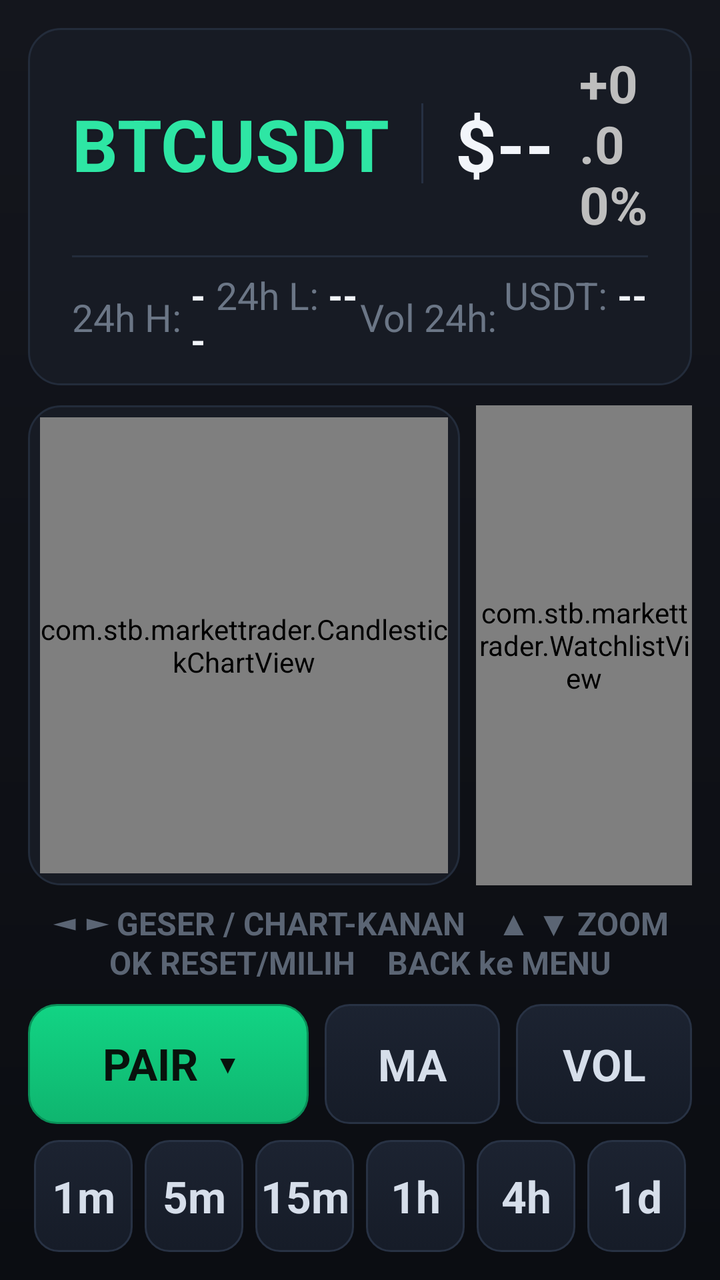
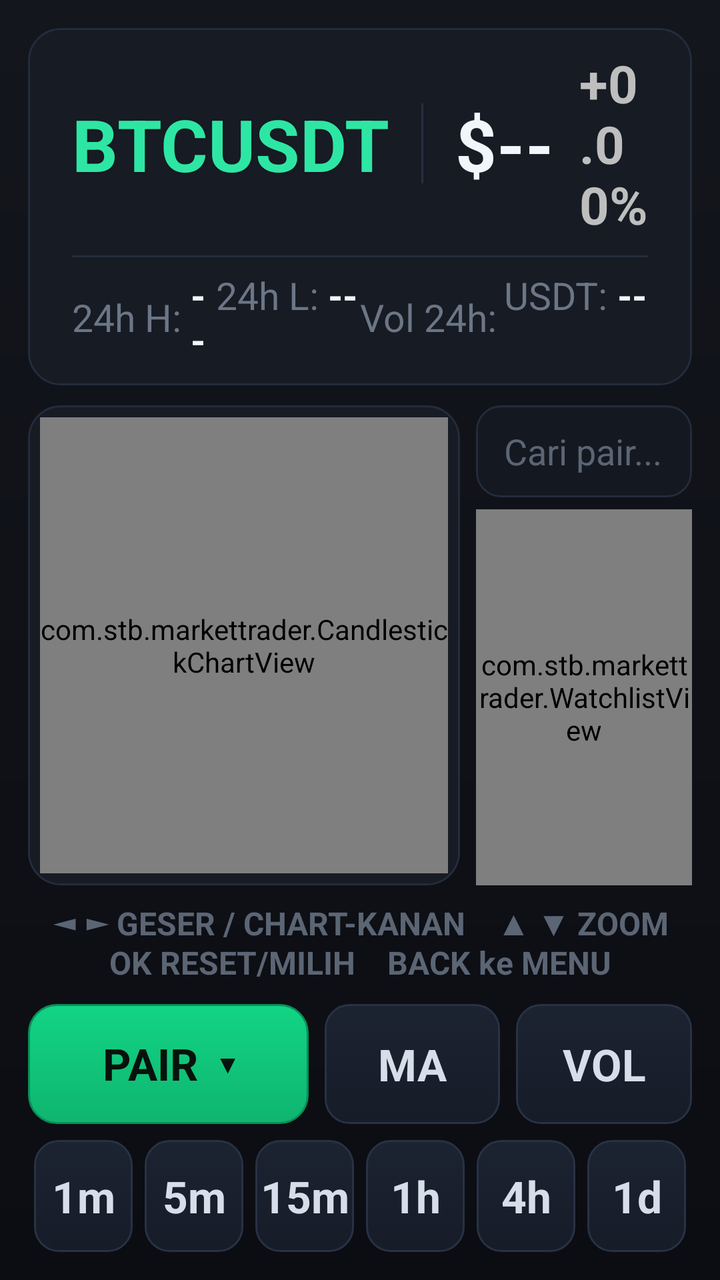

An Android layout rendered at two revisions. The XML below is the earlier revision; the diff shows what the commit changed to produce the second picture.
<!-- AndroidManifest.xml: application theme AppTheme -->
<!-- res/layout/activity_main.xml -->
<?xml version="1.0" encoding="utf-8"?>
<LinearLayout xmlns:android="http://schemas.android.com/apk/res/android"
    android:layout_width="match_parent"
    android:layout_height="match_parent"
    android:orientation="vertical"
    android:background="@drawable/bg_root"
    android:padding="14dp">

    <LinearLayout
        android:layout_width="match_parent"
        android:layout_height="wrap_content"
        android:orientation="vertical"
        android:background="@drawable/bg_card"
        android:paddingLeft="22dp"
        android:paddingRight="22dp"
        android:paddingTop="10dp"
        android:paddingBottom="10dp">

        <LinearLayout
            android:layout_width="match_parent"
            android:layout_height="wrap_content"
            android:orientation="horizontal"
            android:gravity="center_vertical">

            <TextView
                android:id="@+id/symbol"
                android:layout_width="wrap_content"
                android:layout_height="wrap_content"
                android:text="BTCUSDT"
                android:textColor="#2EE6A4"
                android:textSize="36sp"
                android:textStyle="bold"
                android:shadowColor="#20000000"
                android:shadowDx="1"
                android:shadowDy="1"
                android:shadowRadius="2" />

            <View
                android:layout_width="1dp"
                android:layout_height="40dp"
                android:layout_marginLeft="16dp"
                android:layout_marginRight="16dp"
                android:background="#263042" />

            <TextView
                android:id="@+id/price"
                android:layout_width="wrap_content"
                android:layout_height="wrap_content"
                android:text="$--"
                android:textColor="#F2F5FA"
                android:textSize="36sp"
                android:textStyle="bold" />

            <TextView
                android:layout_width="wrap_content"
                android:layout_height="wrap_content"
                android:text="  "
                android:textSize="26sp" />

            <TextView
                android:id="@+id/change"
                android:layout_width="wrap_content"
                android:layout_height="wrap_content"
                android:text="+0.00%"
                android:textSize="26sp"
                android:textStyle="bold" />

            <View
                android:layout_width="0dp"
                android:layout_height="1dp"
                android:layout_weight="1" />

            <Button
                android:id="@+id/btn_update"
                android:layout_width="wrap_content"
                android:layout_height="46dp"
                android:minWidth="120dp"
                android:text=" UPDATE "
                android:textSize="17sp"
                android:textStyle="bold"
                android:textColor="@color/btn_pair_text"
                android:background="@drawable/btn_update"
                android:focusable="true"
                android:stateListAnimator="@null"
                android:paddingLeft="14dp"
                android:paddingRight="14dp" />

            <View
                android:layout_width="10dp"
                android:layout_height="1dp" />

            <TextView
                android:id="@+id/conn"
                android:layout_width="wrap_content"
                android:layout_height="wrap_content"
                android:text="menghubungkan..."
                android:textColor="#6B7686"
                android:textSize="16sp" />
        </LinearLayout>

        <LinearLayout
            android:layout_width="match_parent"
            android:layout_height="wrap_content"
            android:orientation="horizontal"
            android:layout_marginTop="8dp">
            <View
                android:layout_width="match_parent"
                android:layout_height="1dp"
                android:background="#232C3B" />
        </LinearLayout>

        <LinearLayout
            android:layout_width="match_parent"
            android:layout_height="wrap_content"
            android:orientation="horizontal"
            android:layout_marginTop="6dp">

            <LinearLayout
                android:layout_width="0dp"
                android:layout_height="wrap_content"
                android:layout_weight="1"
                android:orientation="horizontal"
                android:gravity="center_vertical">
                <TextView
                    android:layout_width="wrap_content"
                    android:layout_height="wrap_content"
                    android:text="24h H: "
                    android:textColor="#6B7686"
                    android:textSize="19sp" />
                <TextView
                    android:id="@+id/tv_high"
                    android:layout_width="wrap_content"
                    android:layout_height="wrap_content"
                    android:text="--"
                    android:textColor="#F2F5FA"
                    android:textSize="19sp"
                    android:textStyle="bold" />
            </LinearLayout>

            <LinearLayout
                android:layout_width="0dp"
                android:layout_height="wrap_content"
                android:layout_weight="1"
                android:orientation="horizontal"
                android:gravity="center_vertical">
                <TextView
                    android:layout_width="wrap_content"
                    android:layout_height="wrap_content"
                    android:text="24h L: "
                    android:textColor="#6B7686"
                    android:textSize="19sp" />
                <TextView
                    android:id="@+id/tv_low"
                    android:layout_width="wrap_content"
                    android:layout_height="wrap_content"
                    android:text="--"
                    android:textColor="#F2F5FA"
                    android:textSize="19sp"
                    android:textStyle="bold" />
            </LinearLayout>

            <LinearLayout
                android:layout_width="0dp"
                android:layout_height="wrap_content"
                android:layout_weight="1"
                android:orientation="horizontal"
                android:gravity="center_vertical">
                <TextView
                    android:layout_width="wrap_content"
                    android:layout_height="wrap_content"
                    android:text="Vol 24h: "
                    android:textColor="#6B7686"
                    android:textSize="19sp" />
                <TextView
                    android:id="@+id/tv_vol"
                    android:layout_width="wrap_content"
                    android:layout_height="wrap_content"
                    android:text="--"
                    android:textColor="#F2F5FA"
                    android:textSize="19sp"
                    android:textStyle="bold" />
            </LinearLayout>

            <LinearLayout
                android:layout_width="0dp"
                android:layout_height="wrap_content"
                android:layout_weight="1"
                android:orientation="horizontal"
                android:gravity="center_vertical">
                <TextView
                    android:layout_width="wrap_content"
                    android:layout_height="wrap_content"
                    android:text="USDT: "
                    android:textColor="#6B7686"
                    android:textSize="19sp" />
                <TextView
                    android:id="@+id/tv_qvol"
                    android:layout_width="wrap_content"
                    android:layout_height="wrap_content"
                    android:text="--"
                    android:textColor="#F2F5FA"
                    android:textSize="19sp"
                    android:textStyle="bold" />
            </LinearLayout>
        </LinearLayout>
    </LinearLayout>

    <LinearLayout
        android:layout_width="match_parent"
        android:layout_height="0dp"
        android:layout_weight="1"
        android:orientation="horizontal"
        android:layout_marginTop="10dp">

        <FrameLayout
            android:layout_width="0dp"
            android:layout_height="match_parent"
            android:layout_weight="2"
            android:background="@drawable/bg_card">

            <com.stb.markettrader.CandlestickChartView
                android:id="@+id/chart"
                android:layout_width="match_parent"
                android:layout_height="match_parent"
                android:layout_margin="6dp"
                android:focusable="true"
                android:focusableInTouchMode="true"
                android:nextFocusDown="@id/btn_pair"
                android:nextFocusLeft="@id/watchlist"
                android:nextFocusRight="@id/watchlist" />
        </FrameLayout>

        <View
            android:layout_width="8dp"
            android:layout_height="1dp" />

        <com.stb.markettrader.WatchlistView
            android:id="@+id/watchlist"
            android:layout_width="0dp"
            android:layout_height="match_parent"
            android:layout_weight="1"
            android:background="@drawable/bg_card"
            android:focusable="true"
            android:focusableInTouchMode="true"
            android:nextFocusLeft="@id/chart"
            android:nextFocusUp="@id/btn_update"
            android:nextFocusDown="@id/btn_pair" />
    </LinearLayout>

    <TextView
        android:layout_width="match_parent"
        android:layout_height="wrap_content"
        android:layout_marginTop="8dp"
        android:gravity="center"
        android:text="◄ ► GESER / CHART-KANAN    ▲ ▼ ZOOM    OK RESET/MILIH    BACK ke MENU"
        android:textColor="#5B6574"
        android:textSize="16sp"
        android:textStyle="bold" />

    <LinearLayout
        android:layout_width="match_parent"
        android:layout_height="wrap_content"
        android:orientation="horizontal"
        android:gravity="center_vertical"
        android:paddingTop="10dp"
        android:focusable="true">

        <Button
            android:id="@+id/btn_pair"
            android:layout_width="0dp"
            android:layout_weight="1.6"
            android:layout_height="60dp"
            android:text="PAIR  ▾"
            android:textSize="22sp"
            android:textStyle="bold"
            android:textColor="@color/btn_pair_text"
            android:background="@drawable/btn_pair"
            android:focusable="true"
            android:nextFocusUp="@id/chart"
            android:stateListAnimator="@null" />

        <Button
            android:id="@+id/btn_ind"
            android:layout_width="0dp"
            android:layout_weight="1"
            android:layout_height="60dp"
            android:text="MA"
            android:textSize="22sp"
            android:textStyle="bold"
            android:textColor="@color/tf_text"
            android:background="@drawable/btn_tf"
            android:focusable="true"
            android:nextFocusUp="@id/chart"
            android:stateListAnimator="@null"
            android:layout_marginLeft="8dp" />

        <Button
            android:id="@+id/btn_sub"
            android:layout_width="0dp"
            android:layout_weight="1"
            android:layout_height="60dp"
            android:text="VOL"
            android:textSize="22sp"
            android:textStyle="bold"
            android:textColor="@color/tf_text"
            android:background="@drawable/btn_tf"
            android:focusable="true"
            android:nextFocusUp="@id/chart"
            android:stateListAnimator="@null"
            android:layout_marginLeft="8dp" />
    </LinearLayout>

    <LinearLayout
        android:layout_width="match_parent"
        android:layout_height="wrap_content"
        android:orientation="horizontal"
        android:gravity="center_vertical"
        android:paddingTop="8dp"
        android:focusable="true">

        <Button
            android:id="@+id/tf_1m"
            android:layout_width="0dp"
            android:layout_height="56dp"
            android:layout_weight="1"
            android:text="1m"
            android:textSize="22sp"
            android:textStyle="bold"
            android:textColor="@color/tf_text"
            android:background="@drawable/btn_tf"
            android:focusable="true"
            android:nextFocusUp="@id/btn_pair"
            android:stateListAnimator="@null"
            android:layout_marginLeft="3dp"
            android:layout_marginRight="3dp" />

        <Button
            android:id="@+id/tf_5m"
            android:layout_width="0dp"
            android:layout_height="56dp"
            android:layout_weight="1"
            android:text="5m"
            android:textSize="22sp"
            android:textStyle="bold"
            android:textColor="@color/tf_text"
            android:background="@drawable/btn_tf"
            android:focusable="true"
            android:nextFocusUp="@id/btn_pair"
            android:stateListAnimator="@null"
            android:layout_marginLeft="3dp"
            android:layout_marginRight="3dp" />

        <Button
            android:id="@+id/tf_15m"
            android:layout_width="0dp"
            android:layout_height="56dp"
            android:layout_weight="1"
            android:text="15m"
            android:textSize="22sp"
            android:textStyle="bold"
            android:textColor="@color/tf_text"
            android:background="@drawable/btn_tf"
            android:focusable="true"
            android:nextFocusUp="@id/btn_pair"
            android:stateListAnimator="@null"
            android:layout_marginLeft="3dp"
            android:layout_marginRight="3dp" />

        <Button
            android:id="@+id/tf_1h"
            android:layout_width="0dp"
            android:layout_height="56dp"
            android:layout_weight="1"
            android:text="1h"
            android:textSize="22sp"
            android:textStyle="bold"
            android:textColor="@color/tf_text"
            android:background="@drawable/btn_tf"
            android:focusable="true"
            android:nextFocusUp="@id/btn_pair"
            android:stateListAnimator="@null"
            android:layout_marginLeft="3dp"
            android:layout_marginRight="3dp" />

        <Button
            android:id="@+id/tf_4h"
            android:layout_width="0dp"
            android:layout_height="56dp"
            android:layout_weight="1"
            android:text="4h"
            android:textSize="22sp"
            android:textStyle="bold"
            android:textColor="@color/tf_text"
            android:background="@drawable/btn_tf"
            android:focusable="true"
            android:nextFocusUp="@id/btn_pair"
            android:stateListAnimator="@null"
            android:layout_marginLeft="3dp"
            android:layout_marginRight="3dp" />

        <Button
            android:id="@+id/tf_1d"
            android:layout_width="0dp"
            android:layout_height="56dp"
            android:layout_weight="1"
            android:text="1d"
            android:textSize="22sp"
            android:textStyle="bold"
            android:textColor="@color/tf_text"
            android:background="@drawable/btn_tf"
            android:focusable="true"
            android:nextFocusUp="@id/btn_pair"
            android:stateListAnimator="@null"
            android:layout_marginLeft="3dp"
            android:layout_marginRight="3dp" />
    </LinearLayout>

</LinearLayout>
<!-- resources referenced by this layout -->
<resources>
  <!-- drawable bg_card (drawable) -->
  <?xml version="1.0" encoding="utf-8"?>
  <shape xmlns:android="http://schemas.android.com/apk/res/android" android:shape="rectangle">
      <solid android:color="#171B24" />
      <corners android:radius="16dp" />
      <stroke
          android:width="1dp"
          android:color="#232C3B" />
  </shape>
  <!-- drawable bg_root (drawable) -->
  <?xml version="1.0" encoding="utf-8"?>
  <shape xmlns:android="http://schemas.android.com/apk/res/android" android:shape="rectangle">
      <gradient
          android:startColor="#14161D"
          android:endColor="#0B0D12"
          android:angle="270" />
  </shape>
  <!-- drawable btn_update (drawable) -->
  <?xml version="1.0" encoding="utf-8"?>
  <selector xmlns:android="http://schemas.android.com/apk/res/android">
      <item android:state_pressed="true">
          <shape android:shape="rectangle">
              <solid android:color="#1B4D8C" />
              <corners android:radius="12dp" />
          </shape>
      </item>
      <item android:state_focused="true">
          <shape android:shape="rectangle">
              <gradient
                  android:startColor="#2E7CE4"
                  android:endColor="#2466C4"
                  android:angle="270" />
              <corners android:radius="12dp" />
              <stroke
                  android:width="2dp"
                  android:color="#A9D0FF" />
          </shape>
      </item>
      <item>
          <shape android:shape="rectangle">
              <gradient
                  android:startColor="#2A6FD8"
                  android:endColor="#1F58B0"
                  android:angle="270" />
              <corners android:radius="12dp" />
              <stroke
                  android:width="1dp"
                  android:color="#174892" />
          </shape>
      </item>
  </selector>
  <style name="AppTheme" parent="android:Theme.Holo.NoActionBar">
          <item name="android:windowNoTitle">true</item>
          <item name="android:windowFullscreen">false</item>
          <item name="android:windowBackground">#101216</item>
          <item name="android:colorPrimary">#0ECB81</item>
          <item name="android:colorAccent">#0ECB81</item>
      </style>
  <!-- unchanged entries left out for length: 2 -->
</resources>

<!-- the commit's change to res/layout/activity_main.xml (unified diff, before → after) -->
@@ -69,6 +69,19 @@
                 android:layout_width="0dp"
                 android:layout_height="1dp"
                 android:layout_weight="1" />
+
+            <TextView
+                android:id="@+id/tv_clock"
+                android:layout_width="wrap_content"
+                android:layout_height="wrap_content"
+                android:text="--:--:-- WIB"
+                android:textColor="#F0B90B"
+                android:textSize="22sp"
+                android:textStyle="bold" />
+
+            <View
+                android:layout_width="14dp"
+                android:layout_height="1dp" />
 
             <Button
                 android:id="@+id/btn_update"
@@ -234,17 +247,44 @@
             android:layout_width="8dp"
             android:layout_height="1dp" />
 
-        <com.stb.markettrader.WatchlistView
-            android:id="@+id/watchlist"
+        <LinearLayout
             android:layout_width="0dp"
             android:layout_height="match_parent"
             android:layout_weight="1"
-            android:background="@drawable/bg_card"
-            android:focusable="true"
-            android:focusableInTouchMode="true"
-            android:nextFocusLeft="@id/chart"
-            android:nextFocusUp="@id/btn_update"
-            android:nextFocusDown="@id/btn_pair" />
+            android:orientation="vertical">
+
+            <EditText
+                android:id="@+id/search"
+                android:layout_width="match_parent"
+                android:layout_height="46dp"
+                android:layout_marginBottom="6dp"
+                android:background="@drawable/bg_search"
+                android:hint="Cari pair... (mis. BTC, EUR, XAU)"
+                android:textColorHint="#5B6574"
+                android:textColor="#F2F5FA"
+                android:textSize="18sp"
+                android:singleLine="true"
+                android:inputType="textVisiblePassword"
+                android:imeOptions="actionSearch"
+                android:paddingLeft="14dp"
+                android:paddingRight="14dp"
+                android:focusable="true"
+                android:focusableInTouchMode="true"
+                android:nextFocusLeft="@id/chart"
+                android:nextFocusDown="@id/watchlist" />
+
+            <com.stb.markettrader.WatchlistView
+                android:id="@+id/watchlist"
+                android:layout_width="match_parent"
+                android:layout_height="0dp"
+                android:layout_weight="1"
+                android:background="@drawable/bg_card"
+                android:focusable="true"
+                android:focusableInTouchMode="true"
+                android:nextFocusUp="@id/search"
+                android:nextFocusLeft="@id/chart"
+                android:nextFocusDown="@id/btn_pair" />
+        </LinearLayout>
     </LinearLayout>
 
     <TextView
<!-- resource entries referenced after the edit -->
@@ -17,6 +17,24 @@
           android:endColor="#0B0D12"
           android:angle="270" />
   </shape>
+  <!-- drawable bg_search (drawable) -->
+  <?xml version="1.0" encoding="utf-8"?>
+  <selector xmlns:android="http://schemas.android.com/apk/res/android">
+      <item android:state_focused="true">
+          <shape android:shape="rectangle">
+              <solid android:color="#1B2130" />
+              <corners android:radius="12dp" />
+              <stroke android:width="2dp" android:color="#2E86C1" />
+          </shape>
+      </item>
+      <item>
+          <shape android:shape="rectangle">
+              <solid android:color="#141821" />
+              <corners android:radius="12dp" />
+              <stroke android:width="1dp" android:color="#232C3B" />
+          </shape>
+      </item>
+  </selector>
   <!-- drawable btn_update (drawable) -->
   <?xml version="1.0" encoding="utf-8"?>
   <selector xmlns:android="http://schemas.android.com/apk/res/android">
